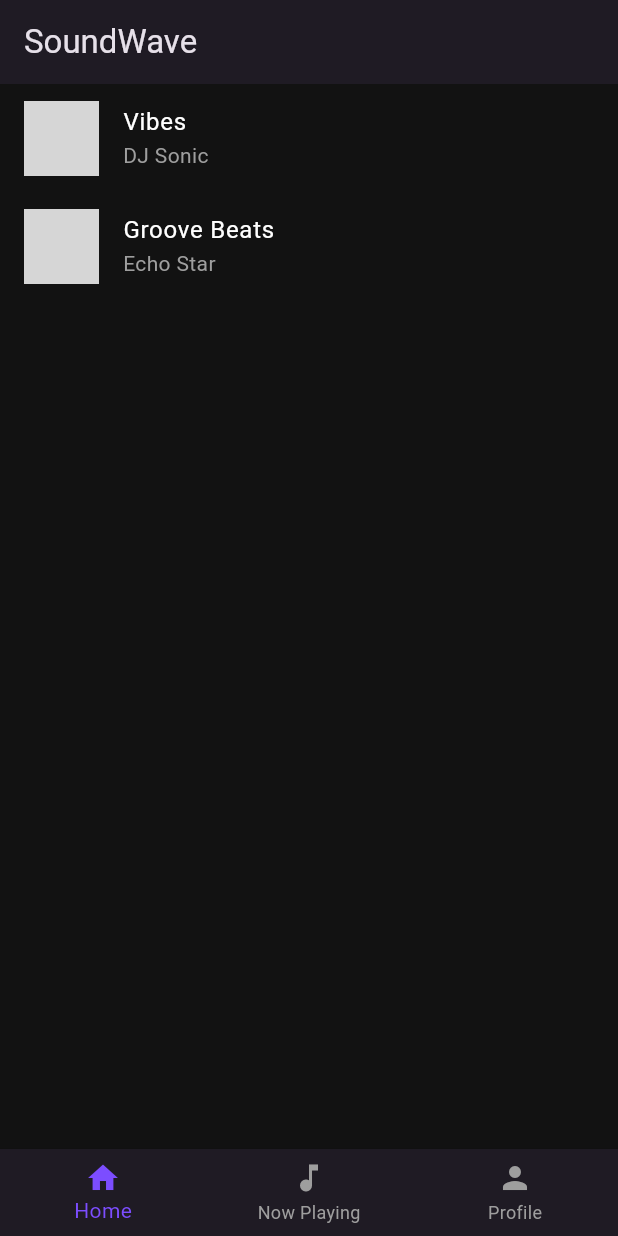
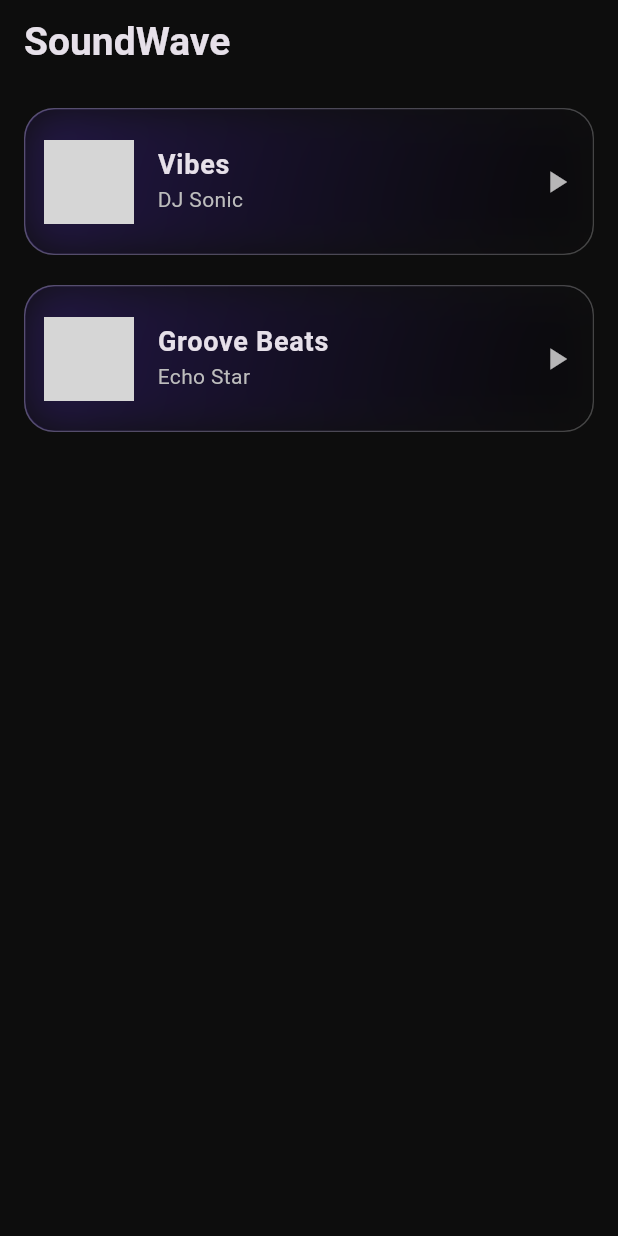
Before and after one commit to Ma7moud00/flutter_music_app, a Flutter app: the screen it shows after launch, on a phone screen of 412 x 824 dp. Run offline on Flutter 3.47's test engine with Material 3 defaults, Android fonts, the phone set to English and light mode, and no system bars; our stand-ins replace just_audio, rxdart; Roboto replaces fonts that are missing (Arial); grey boxes are pictures that could not be loaded.

Commit message:
تم إضافة وتحسين واجهات التطبيق مع التعديلات في التصميم

```diff
--- a/lib/main.dart
+++ b/lib/main.dart
@@ -1,3 +1,4 @@
+import 'dart:ui';
 import 'package:flutter/material.dart';
 import 'package:just_audio/just_audio.dart';
 import 'package:rxdart/rxdart.dart';
@@ -11,16 +12,11 @@
   Widget build(BuildContext context) {
     return MaterialApp(
       title: 'SoundWave',
+      debugShowCheckedModeBanner: false,
       theme: ThemeData(
         brightness: Brightness.dark,
-        primarySwatch: Colors.deepPurple,
-        scaffoldBackgroundColor: Color(0xFF121212),
-        appBarTheme: AppBarTheme(backgroundColor: Color(0xFF1F1B24)),
-        bottomNavigationBarTheme: BottomNavigationBarThemeData(
-          backgroundColor: Color(0xFF1F1B24),
-          selectedItemColor: Colors.deepPurpleAccent,
-          unselectedItemColor: Colors.grey,
-        ),
+        scaffoldBackgroundColor: const Color(0xFF0D0D0D),
+        fontFamily: 'Arial',
       ),
       home: HomePage(),
     );
@@ -55,42 +51,51 @@
   @override
   Widget build(BuildContext context) {
     return Scaffold(
-      appBar: AppBar(title: Text('SoundWave')),
+      appBar: AppBar(
+        title: const Text('SoundWave', style: TextStyle(fontSize: 26, fontWeight: FontWeight.bold)),
+        backgroundColor: Colors.transparent,
+        elevation: 0,
+      ),
       body: ListView.builder(
+        padding: const EdgeInsets.all(16),
         itemCount: songs.length,
         itemBuilder: (context, index) {
           final song = songs[index];
-          return ListTile(
-            leading: ClipRRect(
-              borderRadius: BorderRadius.circular(8),
-              child: Image.asset(song.image, width: 50, height: 50, fit: BoxFit.cover),
-            ),
-            title: Text(song.title, style: TextStyle(color: Colors.white)),
-            subtitle: Text(song.artist, style: TextStyle(color: Colors.grey)),
+          return GestureDetector(
             onTap: () => Navigator.push(
               context,
-              MaterialPageRoute(
-                builder: (_) => NowPlayingPage(songIndex: index),
+              MaterialPageRoute(builder: (_) => NowPlayingPage(songIndex: index)),
+            ),
+            child: Container(
+              margin: const EdgeInsets.only(bottom: 20),
+              decoration: BoxDecoration(
+                gradient: LinearGradient(
+                  colors: [Colors.deepPurple.shade800.withOpacity(0.4), Colors.black26],
+                  begin: Alignment.topLeft,
+                  end: Alignment.bottomRight,
+                ),
+                borderRadius: BorderRadius.circular(20),
+                border: Border.all(color: Colors.white24),
+              ),
+              child: ClipRRect(
+                borderRadius: BorderRadius.circular(20),
+                child: BackdropFilter(
+                  filter: ImageFilter.blur(sigmaX: 15, sigmaY: 15),
+                  child: ListTile(
+                    contentPadding: const EdgeInsets.all(12),
+                    leading: ClipRRect(
+                      borderRadius: BorderRadius.circular(10),
+                      child: Image.asset(song.image, width: 60, height: 60, fit: BoxFit.cover),
+                    ),
+                    title: Text(song.title, style: TextStyle(fontSize: 18, fontWeight: FontWeight.bold)),
+                    subtitle: Text(song.artist, style: TextStyle(color: Colors.grey[400])),
+                    trailing: Icon(Icons.play_arrow, color: Colors.white70),
+                  ),
+                ),
               ),
             ),
           );
         },
-      ),
-      bottomNavigationBar: BottomNavigationBar(
-        currentIndex: 0,
-        onTap: (index) {
-          if (index == 2) {
-            Navigator.push(
-              context,
-              MaterialPageRoute(builder: (_) => ProfilePage()),
-            );
-          }
-        },
-        items: const [
-          BottomNavigationBarItem(icon: Icon(Icons.home), label: 'Home'),
-          BottomNavigationBarItem(icon: Icon(Icons.music_note), label: 'Now Playing'),
-          BottomNavigationBarItem(icon: Icon(Icons.person), label: 'Profile'),
-        ],
       ),
     );
   }
@@ -147,8 +152,8 @@
   Stream<DurationState> get _durationStateStream =>
       Rx.combineLatest2<Duration, Duration, DurationState>(
         _player.positionStream,
-        _player.durationStream,
-        (position, duration) => DurationState(position: position, total: duration ?? Duration.zero),
+        _player.durationStream.map((d) => d ?? Duration.zero),
+        (position, duration) => DurationState(position: position, total: duration),
       );
 
   @override
@@ -162,14 +167,19 @@
     final song = songs[_currentIndex];
     return Scaffold(
       appBar: AppBar(title: Text(song.title)),
-      body: Column(
+      body: Padding(
+        padding: const EdgeInsets.symmetric(horizontal: 24),
+        child: Column(
           mainAxisAlignment: MainAxisAlignment.center,
           children: [
-          Image.asset(song.image, width: 200, height: 200, fit: BoxFit.cover),
-          SizedBox(height: 20),
-          Text(song.title, style: TextStyle(fontSize: 24)),
-          Text(song.artist, style: TextStyle(fontSize: 18, color: Colors.grey)),
-          SizedBox(height: 30),
+            ClipRRect(
+              borderRadius: BorderRadius.circular(30),
+              child: Image.asset(song.image, width: 250, height: 250, fit: BoxFit.cover),
+            ),
+            const SizedBox(height: 30),
+            Text(song.title, style: TextStyle(fontSize: 26, fontWeight: FontWeight.bold)),
+            Text(song.artist, style: TextStyle(fontSize: 18, color: Colors.grey[400])),
+            const SizedBox(height: 30),
             StreamBuilder<DurationState>(
               stream: _durationStateStream,
               builder: (context, snapshot) {
@@ -179,18 +189,20 @@
                 return Column(
                   children: [
                     Slider(
+                      activeColor: Colors.deepPurpleAccent,
+                      inactiveColor: Colors.grey,
                       min: 0,
                       max: total.inMilliseconds.toDouble(),
                       value: progress.inMilliseconds.clamp(0, total.inMilliseconds).toDouble(),
                       onChanged: (value) => _player.seek(Duration(milliseconds: value.toInt())),
                     ),
                     Padding(
-                    padding: const EdgeInsets.symmetric(horizontal: 16.0),
+                      padding: const EdgeInsets.symmetric(horizontal: 16),
                       child: Row(
                         mainAxisAlignment: MainAxisAlignment.spaceBetween,
                         children: [
-                        Text(_formatDuration(progress)),
-                        Text(_formatDuration(total)),
+                          Text(_formatDuration(progress), style: TextStyle(fontSize: 14)),
+                          Text(_formatDuration(total), style: TextStyle(fontSize: 14)),
                         ],
                       ),
                     ),
@@ -198,14 +210,11 @@
                 );
               },
             ),
+            const SizedBox(height: 20),
             Row(
               mainAxisAlignment: MainAxisAlignment.center,
               children: [
-              IconButton(
-                iconSize: 48,
-                icon: Icon(Icons.skip_previous),
-                onPressed: _playPrevious,
-              ),
+                IconButton(icon: Icon(Icons.skip_previous, size: 40), onPressed: _playPrevious),
                 StreamBuilder<PlayerState>(
                   stream: _player.playerStateStream,
                   builder: (context, snapshot) {
@@ -213,24 +222,25 @@
                     final playing = playerState?.playing ?? false;
                     final processingState = playerState?.processingState;
                     if (processingState == ProcessingState.loading || processingState == ProcessingState.buffering) {
-                    return CircularProgressIndicator();
+                      return const CircularProgressIndicator();
                     } else {
                       return IconButton(
-                      iconSize: 64,
+                        iconSize: 60,
                         icon: Icon(playing ? Icons.pause_circle : Icons.play_circle),
                         onPressed: () => playing ? _player.pause() : _player.play(),
                       );
                     }
                   },
                 ),
-              IconButton(
-                iconSize: 48,
-                icon: Icon(Icons.skip_next),
-                onPressed: _playNext,
+                IconButton(icon: Icon(Icons.skip_next, size: 40), onPressed: _playNext),
+              ],
             ),
             IconButton(
-                iconSize: 32,
-                icon: Icon(_isRepeat ? Icons.repeat_one : Icons.repeat, color: _isRepeat ? Colors.deepPurpleAccent : Colors.white),
+              icon: Icon(
+                _isRepeat ? Icons.repeat_one : Icons.repeat,
+                size: 30,
+                color: _isRepeat ? Colors.deepPurpleAccent : Colors.white,
+              ),
               onPressed: () {
                 setState(() {
                   _isRepeat = !_isRepeat;
@@ -240,7 +250,6 @@
             ),
           ],
         ),
-        ],
       ),
     );
   }
@@ -258,14 +267,3 @@
 
   DurationState({required this.position, required this.total});
 }
-
-class ProfilePage extends StatelessWidget {
-  @override
-  Widget build(BuildContext context) {
-    return Scaffold(
-      appBar: AppBar(title: Text('Profile')),
-      body: Center(child: Text('User Profile Page', style: TextStyle(fontSize: 24))),
-    );
-  }
-}
-<inserted from canvas>
```
Lines whose indentation alone changed are shown as unchanged.
